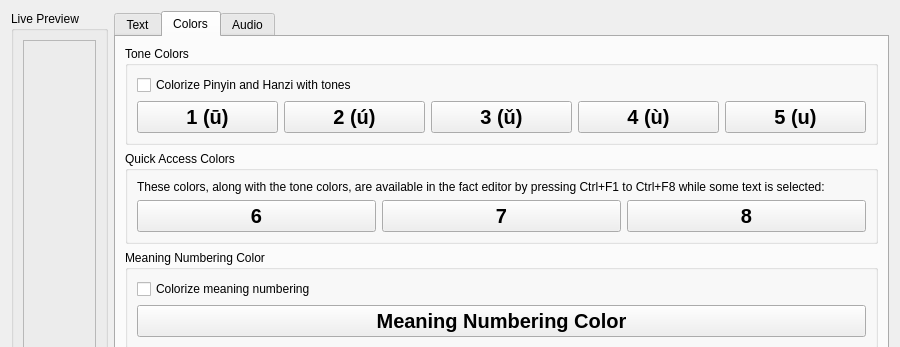
First picture: the form in pinyin/forms/designer/preferences.ui, repository Nick3C/pinyin-toolkit, before the edit; both pictures show x 0 to 900 and y 0 to 347 of the 900 by 650 pixel window.
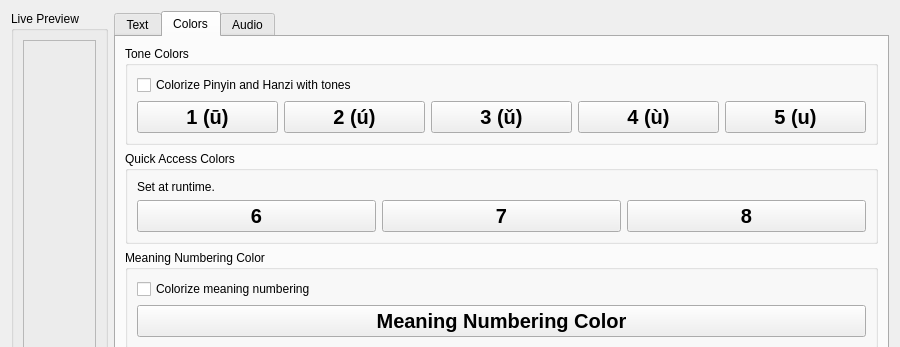
Second picture: the form after the edit.

Commit message: Fix a bug in shortcut key handling where the last key would not work, allow the use of sandhi colors by using a Shift+ modifier and fix the help text on OS X

The edit to the form file:
```diff
--- a/pinyin/forms/designer/preferences.ui
+++ b/pinyin/forms/designer/preferences.ui
@@ -437,7 +437,7 @@
           <item row="0" column="0">
            <widget class="QLabel" name="quickAccessLabel">
             <property name="text">
-             <string>These colors, along with the tone colors, are available in the fact editor by pressing Ctrl+F1 to Ctrl+F8 while some text is selected:</string>
+             <string>Set at runtime.</string>
             </property>
             <property name="alignment">
              <set>Qt::AlignJustify|Qt::AlignVCenter</set>
```
The commit also changes 4 other files.
